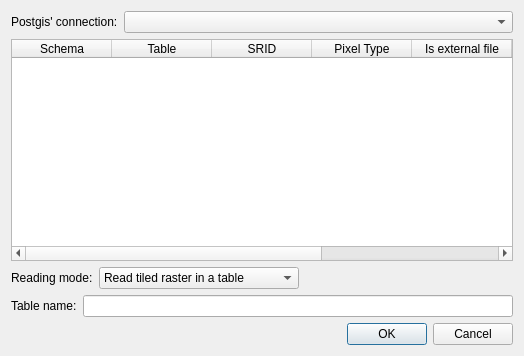
Old version of the form ui/DlgAddRasterLayer.ui in the repository raiken2/wktrasterplugin.
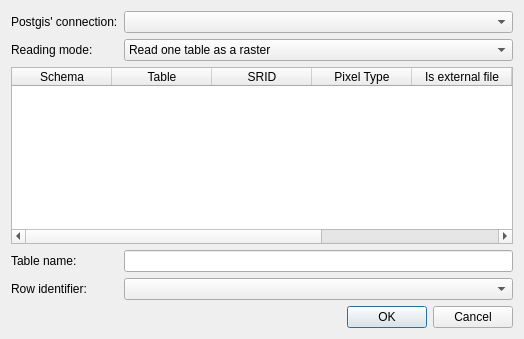
New version of the form.

Commit message: New loading modes available.

```diff
--- a/ui/DlgAddRasterLayer.ui
+++ b/ui/DlgAddRasterLayer.ui
@@ -7,16 +7,14 @@
     <x>0</x>
     <y>0</y>
     <width>524</width>
-    <height>356</height>
+    <height>339</height>
    </rect>
   </property>
   <property name="windowTitle">
    <string>Load Postgis Raster layer</string>
   </property>
-  <layout class="QVBoxLayout" name="verticalLayout">
-   <item>
-    <layout class="QHBoxLayout" name="horizontalLayout">
-     <item>
+  <layout class="QFormLayout" name="formLayout">
+   <item row="0" column="0">
       <widget class="QLabel" name="label">
        <property name="sizePolicy">
         <sizepolicy hsizetype="Fixed" vsizetype="Preferred">
@@ -29,12 +27,53 @@
        </property>
       </widget>
      </item>
-     <item>
+   <item row="0" column="1">
       <widget class="QComboBox" name="comboBox"/>
      </item>
-    </layout>
+   <item row="1" column="0">
+    <widget class="QLabel" name="label_3">
+     <property name="sizePolicy">
+      <sizepolicy hsizetype="Fixed" vsizetype="Preferred">
+       <horstretch>0</horstretch>
+       <verstretch>0</verstretch>
+      </sizepolicy>
+     </property>
+     <property name="text">
+      <string>Reading mode:</string>
+     </property>
+    </widget>
    </item>
+   <item row="1" column="1">
+    <widget class="QComboBox" name="modeComboBox">
+     <property name="enabled">
+      <bool>true</bool>
+     </property>
+     <property name="currentIndex">
+      <number>2</number>
+     </property>
    <item>
+      <property name="text">
+       <string>Read table's vector representation</string>
+      </property>
+     </item>
+     <item>
+      <property name="text">
+       <string>Read one row as a raster</string>
+      </property>
+     </item>
+     <item>
+      <property name="text">
+       <string>Read one table as a raster</string>
+      </property>
+     </item>
+     <item>
+      <property name="text">
+       <string>Read the dataset as a raster</string>
+      </property>
+     </item>
+    </widget>
+   </item>
+   <item row="2" column="0" colspan="2">
     <widget class="QTableWidget" name="tableWidget">
      <column>
       <property name="text">
@@ -78,64 +117,7 @@
      </column>
     </widget>
    </item>
-   <item>
-    <layout class="QHBoxLayout" name="horizontalLayout_3">
-     <item>
-      <widget class="QLabel" name="label_3">
-       <property name="sizePolicy">
-        <sizepolicy hsizetype="Fixed" vsizetype="Preferred">
-         <horstretch>0</horstretch>
-         <verstretch>0</verstretch>
-        </sizepolicy>
-       </property>
-       <property name="text">
-        <string>Reading mode:</string>
-       </property>
-      </widget>
-     </item>
-     <item>
-      <widget class="QComboBox" name="comboBox_2">
-       <property name="enabled">
-        <bool>true</bool>
-       </property>
-       <property name="currentIndex">
-        <number>1</number>
-       </property>
-       <item>
-        <property name="text">
-         <string>Read raster in a row</string>
-        </property>
-       </item>
-       <item>
-        <property name="text">
-         <string>Read tiled raster in a table</string>
-        </property>
-       </item>
-       <item>
-        <property name="text">
-         <string>Read many rasters in a dataset</string>
-        </property>
-       </item>
-      </widget>
-     </item>
-     <item>
-      <spacer name="horizontalSpacer">
-       <property name="orientation">
-        <enum>Qt::Horizontal</enum>
-       </property>
-       <property name="sizeHint" stdset="0">
-        <size>
-         <width>40</width>
-         <height>20</height>
-        </size>
-       </property>
-      </spacer>
-     </item>
-    </layout>
-   </item>
-   <item>
-    <layout class="QHBoxLayout" name="horizontalLayout_2">
-     <item>
+   <item row="3" column="0">
       <widget class="QLabel" name="label_2">
        <property name="sizePolicy">
         <sizepolicy hsizetype="Fixed" vsizetype="Preferred">
@@ -148,12 +130,20 @@
        </property>
       </widget>
      </item>
-     <item>
+   <item row="3" column="1">
       <widget class="QLineEdit" name="lineEdit"/>
      </item>
-    </layout>
+   <item row="4" column="0">
+    <widget class="QLabel" name="label_4">
+     <property name="text">
+      <string>Row identifier:</string>
+     </property>
+    </widget>
    </item>
-   <item>
+   <item row="4" column="1">
+    <widget class="QComboBox" name="ridComboBox"/>
+   </item>
+   <item row="5" column="0" colspan="2">
     <widget class="QDialogButtonBox" name="buttonBox">
      <property name="orientation">
       <enum>Qt::Horizontal</enum>
```
Lines whose indentation alone changed are shown as unchanged. The commit also changes 9 other files.
